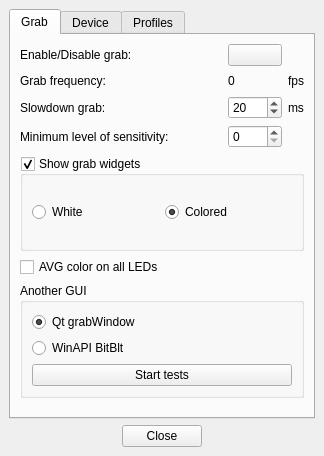
Qt form Software/src/mainwindow.ui (Atarity/Lightpack) before a commit.
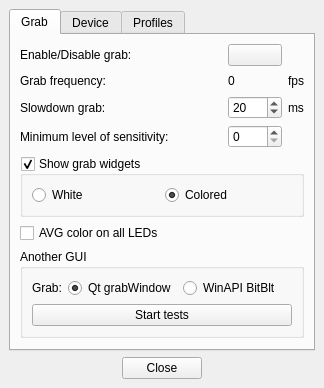
The same form after that commit. Icons and pictures are not drawn.

Commit message: Software: added labels in another GUI for show grabbed colors;

Patch:
```diff
--- a/Software/src/mainwindow.ui
+++ b/Software/src/mainwindow.ui
@@ -8,7 +8,7 @@
     <x>0</x>
     <y>0</y>
     <width>324</width>
-    <height>456</height>
+    <height>385</height>
    </rect>
   </property>
   <property name="windowTitle">
@@ -314,6 +314,21 @@
           </property>
           <layout class="QVBoxLayout" name="verticalLayout">
            <item>
+            <layout class="QHBoxLayout" name="horizontalLayout_7">
+             <item>
+              <widget class="QLabel" name="label">
+               <property name="sizePolicy">
+                <sizepolicy hsizetype="Maximum" vsizetype="Preferred">
+                 <horstretch>0</horstretch>
+                 <verstretch>0</verstretch>
+                </sizepolicy>
+               </property>
+               <property name="text">
+                <string>Grab:</string>
+               </property>
+              </widget>
+             </item>
+             <item>
             <widget class="QRadioButton" name="radioButton_GrabQt">
              <property name="text">
               <string>Qt grabWindow</string>
@@ -330,6 +345,8 @@
              </property>
             </widget>
            </item>
+            </layout>
+           </item>
            <item>
             <widget class="QPushButton" name="pushButton_StartTests">
              <property name="text">
```
Left out of the diff: 3 changed lines with no effect on the pictures. Lines whose indentation alone changed are shown as unchanged. The commit also changes 3 other files.
